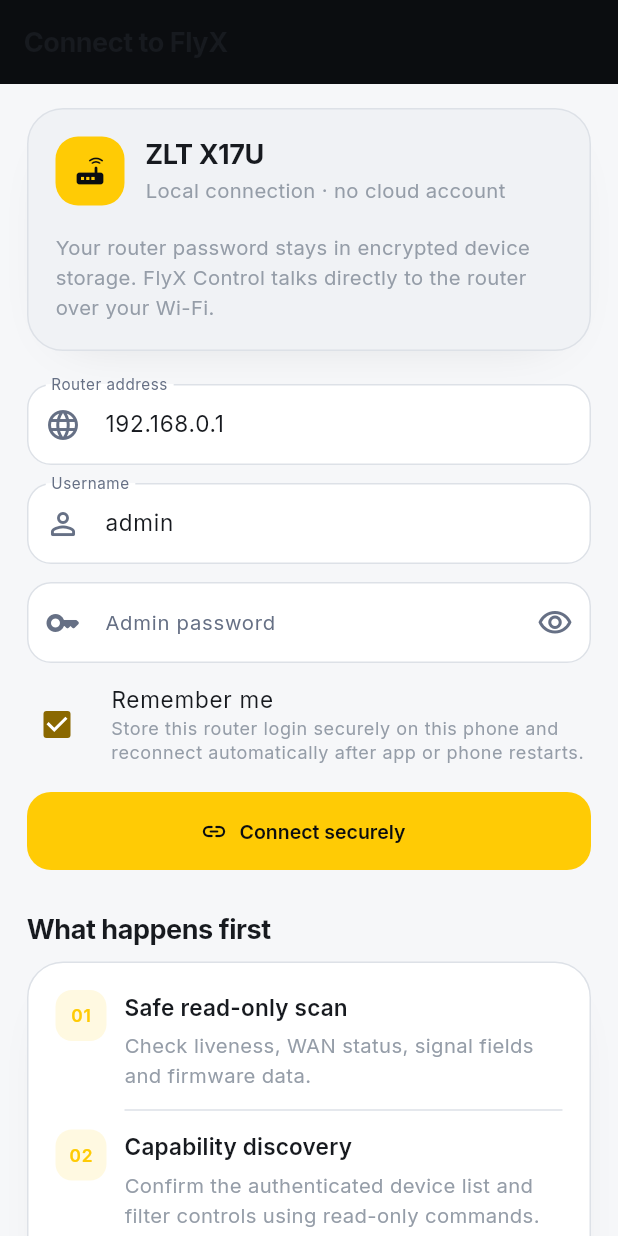
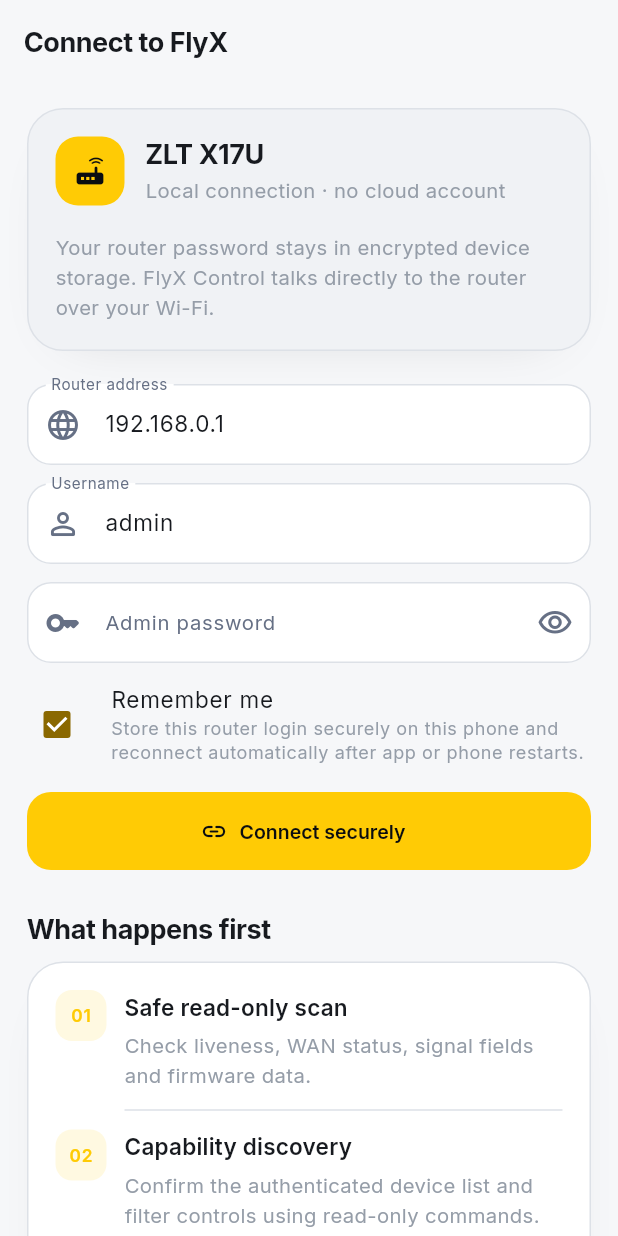
Before and after one commit to drinoayo/flyx-control, a Flutter app: the screen it shows after launch, on a phone screen of 412 x 824 dp. Run offline on Flutter 3.47's test engine with Material 3 defaults, Android fonts, the phone set to English and light mode, and no system bars; our stand-ins replace dio, flutter_secure_storage, google_fonts, sqflite; accounts and stored records are empty.

Commit message:
Make connection screen theme aware

```diff
--- a/lib/screens/connect_router_screen.dart
+++ b/lib/screens/connect_router_screen.dart
@@ -52,8 +52,6 @@
   Widget build(BuildContext context) {
     return Scaffold(
       appBar: AppBar(
-        backgroundColor: FlyxColors.ink,
-        surfaceTintColor: Colors.transparent,
         title: const Text('Connect to FlyX'),
       ),
       body: ListView(
```
